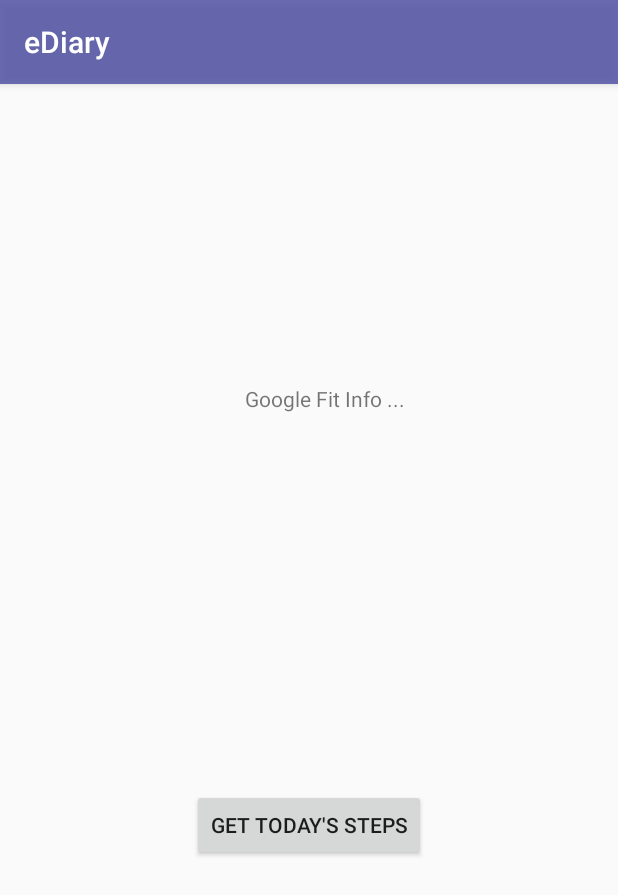
After one commit to FlorianMeinhart/eDiaryPhysicalActivity, an Android app: the GoogleFitActivity screen opened directly, with no data from a screen before it, on a phone screen of 412 x 824 dp. The commit adds this screen. Shown: the top 895 px of the screen. Run offline under Robolectric (Android 15) with nearby library versions, the phone set to English and light mode, and no system bars; 2 statements that could not run were skipped.

Commit message:
Google Fit API working for steps

```diff
--- /dev/null
+++ b/app/src/main/java/com/example/ediaryphysicalactivity/GoogleFitActivity.java
@@ -0,0 +1,181 @@
+
+package com.example.ediaryphysicalactivity;
+
+import android.Manifest;
+import android.app.Activity;
+import android.content.Intent;
+import android.content.pm.PackageManager;
+import android.graphics.Color;
+import android.os.Bundle;
+import androidx.annotation.NonNull;
+import androidx.appcompat.app.AppCompatActivity;
+import androidx.core.app.ActivityCompat;
+import androidx.core.content.ContextCompat;
+
+import android.util.Log;
+import android.view.Menu;
+import android.view.MenuItem;
+import android.view.View;
+import android.widget.Button;
+import android.widget.TextView;
+import android.widget.Toast;
+
+import com.google.android.gms.auth.api.signin.GoogleSignIn;
+import com.google.android.gms.fitness.Fitness;
+import com.google.android.gms.fitness.FitnessOptions;
+import com.google.android.gms.fitness.data.DataSet;
+import com.google.android.gms.fitness.data.DataType;
+import com.google.android.gms.fitness.data.Field;
+import com.google.android.gms.tasks.OnCompleteListener;
+import com.google.android.gms.tasks.OnFailureListener;
+import com.google.android.gms.tasks.OnSuccessListener;
+import com.google.android.gms.tasks.Task;
+
+/**
+ * This sample demonstrates combining the Recording API and History API of the Google Fit platform
+ * to record steps, and display the daily current step count. It also demonstrates how to
+ * authenticate a user with Google Play Services.
+ */
+public class GoogleFitActivity extends AppCompatActivity {
+
+    public static final String TAG = "StepCounter";
+    private static final int REQUEST_OAUTH_REQUEST_CODE = 0x1001;
+
+    private TextView textViewInfo;
+    private Button btnGetSteps;
+
+    private static final int ACTIVITY_RECOGNITION_PERMISSION_CODE = 333;
+
+    @Override
+    protected void onCreate(Bundle savedInstanceState) {
+        super.onCreate(savedInstanceState);
+        setContentView(R.layout.activity_google_fit);
+
+        textViewInfo = findViewById(R.id.text_view_google_fit_info);
+
+        btnGetSteps = findViewById(R.id.button_get_steps);
+        btnGetSteps.setOnClickListener(new View.OnClickListener() {
+            @Override
+            public void onClick(View view) {
+                readData();
+            }
+        });
+
+        checkPermission(Manifest.permission.ACTIVITY_RECOGNITION,
+                ACTIVITY_RECOGNITION_PERMISSION_CODE);
+
+
+        FitnessOptions fitnessOptions = FitnessOptions.builder()
+                .addDataType(DataType.TYPE_STEP_COUNT_CUMULATIVE)
+                .addDataType(DataType.TYPE_STEP_COUNT_DELTA)
+                .build();
+
+        if (!GoogleSignIn.hasPermissions(GoogleSignIn.getLastSignedInAccount(this), fitnessOptions)) {
+            GoogleSignIn.requestPermissions(
+                    this,
+                    REQUEST_OAUTH_REQUEST_CODE,
+                    GoogleSignIn.getLastSignedInAccount(this),
+                    fitnessOptions);
+        } else {
+            subscribe();
+        }
+    }
+
+    @Override
+    protected void onActivityResult(int requestCode, int resultCode, Intent data) {
+        super.onActivityResult(requestCode, resultCode, data);
+        if (resultCode == Activity.RESULT_OK) {
+            Log.i("onActivityResult", "resultCode == Activity.RESULT_OK");
+
+            if (requestCode == REQUEST_OAUTH_REQUEST_CODE) {
+                subscribe();
+                showInfo("Subscribed");
+            }
+        }
+        else {
+            Log.i("onActivityResult", Activity.RESULT_OK + "");
+            showInfo("Not subscribed");
+        }
+    }
+
+    /** Records step data by requesting a subscription to background step data. */
+    public void subscribe() {
+        // To create a subscription, invoke the Recording API. As soon as the subscription is
+        // active, fitness data will start recording.
+        Fitness.getRecordingClient(this, GoogleSignIn.getLastSignedInAccount(this))
+                .subscribe(DataType.TYPE_STEP_COUNT_CUMULATIVE)
+                .addOnCompleteListener(
+                        new OnCompleteListener<Void>() {
+                            @Override
+                            public void onComplete(@NonNull Task<Void> task) {
+                                if (task.isSuccessful()) {
+                                    Log.i(TAG, "Successfully subscribed!");
+                                    showInfo("Successfully subscribed!");
+                                } else {
+                                    Log.w(TAG, "There was a problem subscribing.", task.getException());
+                                    showInfo("There was a problem subscribing.");
+                                }
+                            }
+                        });
+    }
+
+    /**
+     * Reads the current daily step total, computed from midnight of the current day on the device's
+     * current timezone.
+     */
+    private void readData() {
+        Fitness.getHistoryClient(this, GoogleSignIn.getLastSignedInAccount(this))
+                .readDailyTotal(DataType.TYPE_STEP_COUNT_DELTA)
+                .addOnSuccessListener(
+                        new OnSuccessListener<DataSet>() {
+                            @Override
+                            public void onSuccess(DataSet dataSet) {
+                                long total =
+                                        dataSet.isEmpty()
+                                                ? 0
+                                                : dataSet.getDataPoints().get(0).getValue(Field.FIELD_STEPS).asInt();
+                                Log.i(TAG, "Total steps: " + total);
+                                showInfo("Total steps: " + total);
+                            }
+                        })
+                .addOnFailureListener(
+                        new OnFailureListener() {
+                            @Override
+                            public void onFailure(@NonNull Exception e) {
+                                Log.w(TAG, "There was a problem getting the step count.", e);
+                                showInfo("There was a problem getting the step count.");
+                            }
+                        });
+    }
+
+
+
+    private void showInfo(String info) {
+        textViewInfo.setText(info);
+    }
+
+
+
+
+    // Function to check and request permission
+    public void checkPermission(String permission, int requestCode)
+    {
+        // Checking if permission is not granted
+        if (ContextCompat.checkSelfPermission(
+                this,
+                permission)
+                == PackageManager.PERMISSION_DENIED) {
+            ActivityCompat.requestPermissions(
+                            this,
+                            new String[] { permission },
+                            requestCode);
+        }
+        else {
+            Toast.makeText(this,
+                    permission+" \nPermission already granted",
+                     Toast.LENGTH_LONG)
+                    .show();
+        }
+    }
+
+}
--- /dev/null
+++ b/app/src/main/res/layout/activity_google_fit.xml
@@ -0,0 +1,29 @@
+<?xml version="1.0" encoding="utf-8"?>
+<androidx.constraintlayout.widget.ConstraintLayout xmlns:android="http://schemas.android.com/apk/res/android"
+    xmlns:app="http://schemas.android.com/apk/res-auto"
+    xmlns:tools="http://schemas.android.com/tools"
+    android:layout_width="match_parent"
+    android:layout_height="match_parent"
+    tools:context=".GoogleFitActivity">
+
+    <TextView
+        android:id="@+id/text_view_google_fit_info"
+        android:layout_width="wrap_content"
+        android:layout_height="wrap_content"
+        android:layout_marginTop="200dp"
+        android:text="Google Fit Info ..."
+        app:layout_constraintEnd_toEndOf="parent"
+        app:layout_constraintHorizontal_bias="0.536"
+        app:layout_constraintStart_toStartOf="parent"
+        app:layout_constraintTop_toTopOf="parent" />
+
+    <Button
+        android:id="@+id/button_get_steps"
+        android:layout_width="wrap_content"
+        android:layout_height="wrap_content"
+        android:text="Get today's steps"
+        app:layout_constraintBottom_toBottomOf="parent"
+        app:layout_constraintEnd_toEndOf="parent"
+        app:layout_constraintStart_toStartOf="parent"
+        app:layout_constraintTop_toBottomOf="@+id/text_view_google_fit_info" />
+</androidx.constraintlayout.widget.ConstraintLayout>
--- a/app/src/main/res/menu/menu_main.xml
+++ b/app/src/main/res/menu/menu_main.xml
@@ -7,6 +7,10 @@
         android:orderInCategory="1"
         android:title="@string/send_data" />
     <item
+        android:id="@+id/google_fit_api"
+        android:orderInCategory="2"
+        android:title="@string/google_fit_api" />
+    <item
         android:id="@+id/action_settings"
         android:orderInCategory="100"
         android:title="@string/action_settings"
--- a/app/src/main/res/values/strings.xml
+++ b/app/src/main/res/values/strings.xml
@@ -2,4 +2,5 @@
     <string name="app_name">eDiary</string>
     <string name="action_settings">Settings</string>
     <string name="send_data">Send data</string>
+    <string name="google_fit_api">Google Fit</string>
 </resources>
```
Also changed, not shown: app/src/main/AndroidManifest.xml (+6 -6 lines), app/src/main/java/com/example/ediaryphysicalactivity/MainActivity.java (+6 -81 lines).
